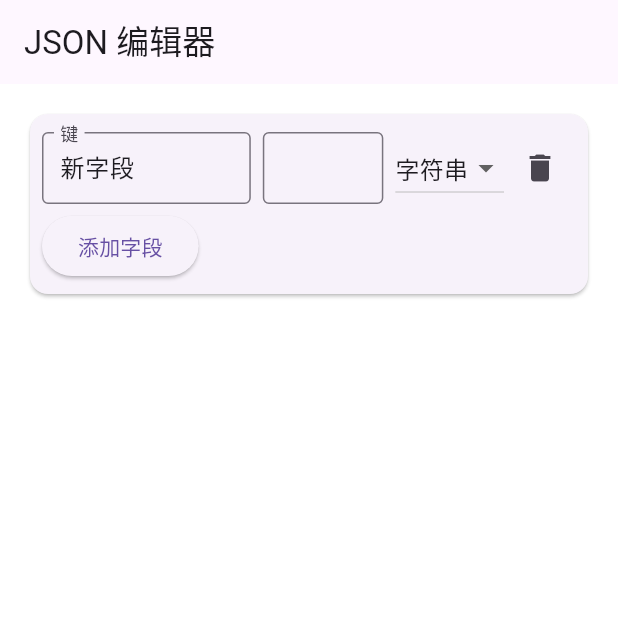
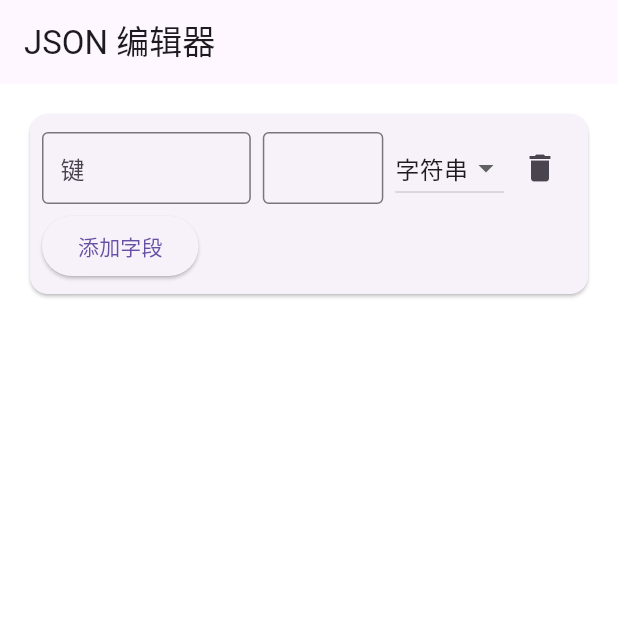
Before and after one commit to mikehunt997/jsoneditor, a Flutter app: the screen it shows after launch, after a tap on "添加字段", on a phone screen of 412 x 824 dp, the top half of it. Run offline on Flutter 3.47's test engine with Material 3 defaults, Android fonts, the phone set to English and light mode, and no system bars; our stand-ins replace flutter_screenutil, flutter_svg; Roboto replaces fonts that are missing (SF Pro Display).

Commit message:
Fix empty key generation in JSON editor

```diff
--- a/lib/widgets/json_editor.dart
+++ b/lib/widgets/json_editor.dart
@@ -257,7 +257,7 @@ class _JsonEditorState extends State<JsonEditor> {
             ElevatedButton(
               onPressed: () {
                 setState(() {
-                  obj['新字段'] = '';
+                  obj[''] = '';
                   widget.onChanged?.call(jsonData);
                 });
               },
```
